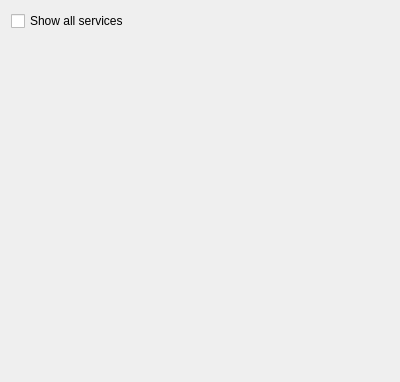
Above: runtime/systemtray/mainWidget.ui from KDE/nepomuk-system-tray before the change. Below: the same form after it.
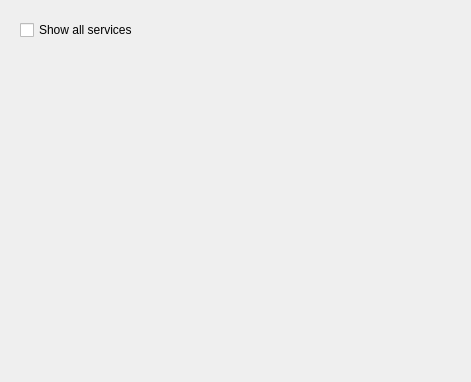
That is the form after the change.

Commit message:
Implement auto-resize of the widget with dirty-dirty hack
Now when user unselect 'Show all' checkbox, the widget will shrink
If user select checkbox back, the widget will extend to fit about
5 services.

Diff of the .ui file:
```diff
--- a/runtime/systemtray/mainWidget.ui
+++ b/runtime/systemtray/mainWidget.ui
@@ -6,7 +6,7 @@
    <rect>
     <x>0</x>
     <y>0</y>
-    <width>400</width>
+    <width>471</width>
     <height>382</height>
    </rect>
   </property>
@@ -19,6 +19,15 @@
   <property name="windowTitle">
    <string>Nepomuk status</string>
   </property>
+  <layout class="QVBoxLayout" name="verticalLayout">
+   <item>
+    <widget class="QWidget" name="realMainWidget" native="true">
+     <property name="sizePolicy">
+      <sizepolicy hsizetype="Preferred" vsizetype="Expanding">
+       <horstretch>0</horstretch>
+       <verstretch>0</verstretch>
+      </sizepolicy>
+     </property>
   <layout class="QGridLayout" name="gridLayout">
    <item row="0" column="0">
     <widget class="QCheckBox" name="showAllCheckBox">
@@ -29,6 +38,12 @@
    </item>
    <item row="1" column="0">
     <widget class="QScrollArea" name="servicesArea">
+        <property name="sizePolicy">
+         <sizepolicy hsizetype="Expanding" vsizetype="Expanding">
+          <horstretch>0</horstretch>
+          <verstretch>0</verstretch>
+         </sizepolicy>
+        </property>
      <property name="frameShape">
       <enum>QFrame::NoFrame</enum>
      </property>
@@ -40,10 +55,16 @@
        <rect>
         <x>0</x>
         <y>0</y>
-        <width>382</width>
-        <height>338</height>
-       </rect>
-      </property>
+           <width>435</width>
+           <height>320</height>
+          </rect>
+         </property>
+         <property name="sizePolicy">
+          <sizepolicy hsizetype="Expanding" vsizetype="Expanding">
+           <horstretch>0</horstretch>
+           <verstretch>0</verstretch>
+          </sizepolicy>
+         </property>
       <layout class="QVBoxLayout" name="pluginLayout">
        <item>
         <spacer name="verticalSpacer">
@@ -53,13 +74,16 @@
          <property name="sizeHint" stdset="0">
           <size>
            <width>20</width>
-           <height>317</height>
+              <height>40</height>
           </size>
          </property>
         </spacer>
        </item>
       </layout>
      </widget>
+       </widget>
+      </item>
+     </layout>
     </widget>
    </item>
   </layout>
```
Lines whose indentation alone changed are shown as unchanged. The commit also changes 7 other files.
